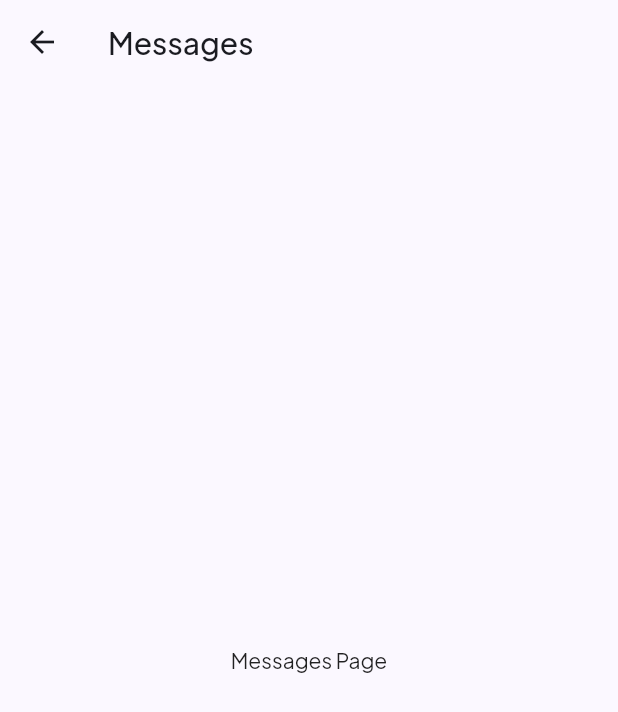
After one commit to kiche-allan/Millers-app, a Flutter app: the MessagesPage screen opened directly, on a phone screen of 412 x 824 dp. The commit adds this screen. Shown: the top 712 px of the screen. Run offline on Flutter 3.47's test engine with Material 2 defaults, Android fonts, the phone set to English and light mode, and no system bars; our stand-ins replace device_preview, google_fonts, ionicons.

Commit message:
messages

```diff
--- a/lib/pages/home_page.dart
+++ b/lib/pages/home_page.dart
@@ -127,6 +127,7 @@ class HomePage extends StatelessWidget {
             activeIcon: Icon(Ionicons.home),
             label: "Home",
 
+
           ),
           BottomNavigationBarItem(
             icon: Icon(Ionicons.calendar_outline),
--- /dev/null
+++ b/lib/pages/messages_page.dart
@@ -0,0 +1,22 @@
+import 'package:flutter/material.dart';
+
+class MessagesPage extends StatefulWidget {
+  const MessagesPage({Key? key}) : super(key: key);
+
+  @override
+  _MessagesPageState createState() => _MessagesPageState();
+}
+
+class _MessagesPageState extends State<MessagesPage> {
+  @override
+  Widget build(BuildContext context) {
+    return Scaffold(
+      appBar: AppBar(
+        title: const Text('Messages'),
+      ),
+      body: Center(
+        child: const Text('Messages Page'),
+      ),
+    );
+  }
+}
```
